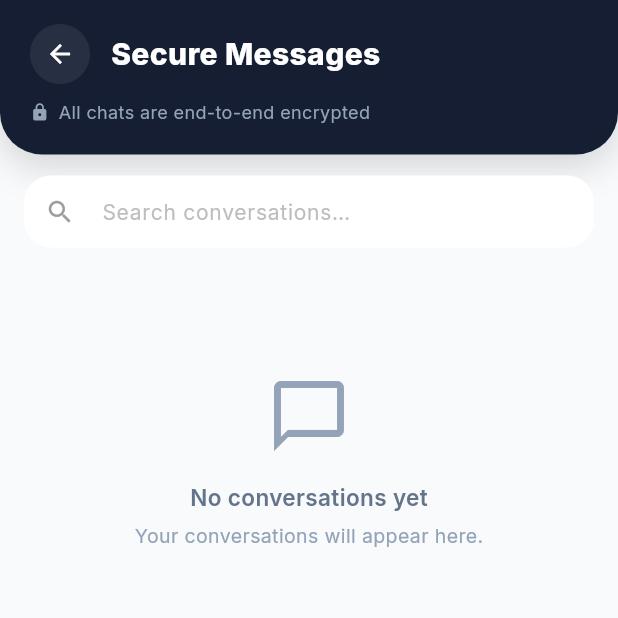
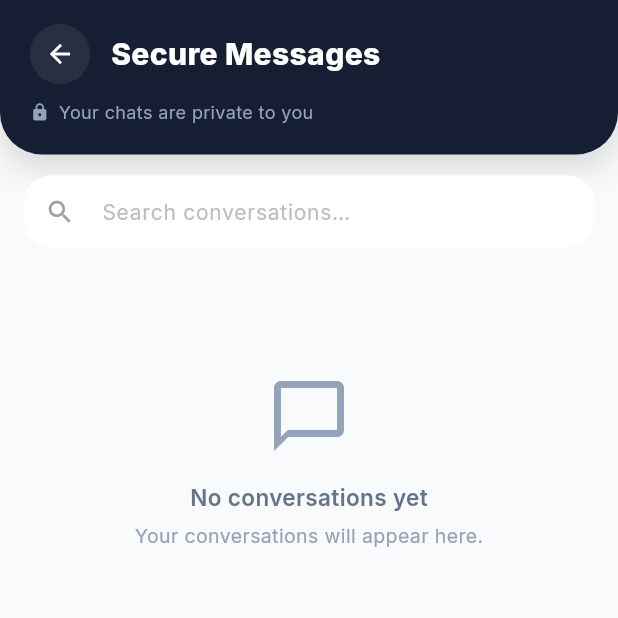
Before and after one commit to jattin01/Safee-meet-app, a Flutter app: the _ConversationsView screen opened directly, on a phone screen of 412 x 824 dp, the top half of it. Run offline on Flutter 3.47's test engine with Material 3 defaults, Android fonts, the light colour scheme and no system bars; our stand-ins replace cached_network_image, cloud_firestore, connectivity_plus, country_code_picker, dartz, dio and 27 more; missing offline and left inert: firebase_app_check, flutter_stripe, mobile_scanner; accounts and stored records are empty; network calls fail.

Commit message:
fixed security check on the chat module

```diff
--- a/lib/core/config/app_constants.dart
+++ b/lib/core/config/app_constants.dart
@@ -71,4 +71,7 @@ abstract final class AppConstants {
     'pdf', 'doc', 'docx', 'xls', 'xlsx', 'ppt', 'pptx', 'txt', 'csv',
   ];
   static const String chatAttachmentsStoragePath = 'chat_attachments';
+
+  // ── Chat ─────────────────────────────────────────────────────────────────
+  static const int maxChatMessageLength = 5000;
 }
--- a/lib/features/messaging/presentation/pages/chat_page.dart
+++ b/lib/features/messaging/presentation/pages/chat_page.dart
@@ -8,6 +8,7 @@ import 'package:google_fonts/google_fonts.dart';
 import 'package:intl/intl.dart';
 import 'package:url_launcher/url_launcher.dart';
 import '../../../../core/config/app_colors.dart';
+import '../../../../core/config/app_constants.dart';
 import '../../../../core/shared/widgets/app_snackbar.dart';
 import '../../../../core/shared/widgets/skeleton_item.dart';
 import '../../../../core/dependency_injection/injection_container.dart';
@@ -120,8 +121,11 @@ class _ChatViewState extends State<_ChatView> {
   }
 
   void _send(BuildContext context, ChatState state) {
-    final content = _textCtrl.text.trim();
+    var content = _textCtrl.text.trim();
     if (content.isEmpty) return;
+    if (content.length > AppConstants.maxChatMessageLength) {
+      content = content.substring(0, AppConstants.maxChatMessageLength);
+    }
     _textCtrl.clear();
     _typingTimer?.cancel();
     context.read<MessagingBloc>().add(const SetTyping(false));
@@ -701,7 +705,7 @@ class _EncryptedBanner extends StatelessWidget {
           const Icon(Icons.lock, color: Color(0xFF2E7D32), size: 11),
           const SizedBox(width: 5),
           Text(
-            'Messages are end-to-end encrypted',
+            'This is a private conversation',
             style: GoogleFonts.inter(
                 color: const Color(0xFF2E7D32),
                 fontSize: 11,
@@ -799,7 +803,7 @@ class _EmptyChat extends StatelessWidget {
           ),
           const SizedBox(height: 4),
           Text(
-            'This conversation is end-to-end encrypted.',
+            'Your messages here are just between you two.',
             style: TextStyle(color: AppColors.textTertiary, fontSize: 12),
           ),
         ],
--- a/lib/features/messaging/presentation/pages/conversations_page.dart
+++ b/lib/features/messaging/presentation/pages/conversations_page.dart
@@ -324,7 +324,7 @@ class _EncryptionNotice extends StatelessWidget {
         Icon(Icons.lock, color: AppColors.textTertiary, size: 13),
         const SizedBox(width: 6),
         Text(
-          'All chats are end-to-end encrypted',
+          'Your chats are private to you',
           style: TextStyle(color: AppColors.textTertiary, fontSize: 12),
         ),
       ],
--- a/pubspec.yaml
+++ b/pubspec.yaml
@@ -43,6 +43,7 @@ dependencies:
   firebase_auth: ^5.7.0
   firebase_storage: ^12.3.3
   cloud_firestore: ^5.4.3
+  firebase_app_check: ^0.3.1
 
   # Local notification banners (foreground push display)
   flutter_local_notifications: ^18.0.1
```
Also changed, not shown: lib/core/shared/widgets/app_logo_widget.dart (+6 -2 lines), lib/features/messaging/data/datasources/chat_remote_datasource.dart (+11 -5 lines), lib/features/messaging/presentation/bloc/messaging_bloc.dart (+9 -1 lines), lib/main.dart (+24 -0 lines), .mcp.json (added), assets/icons/app_icon.png, assets/images/brand_logo_icon.png, firebase.json, pubspec.lock, 5 other files.
